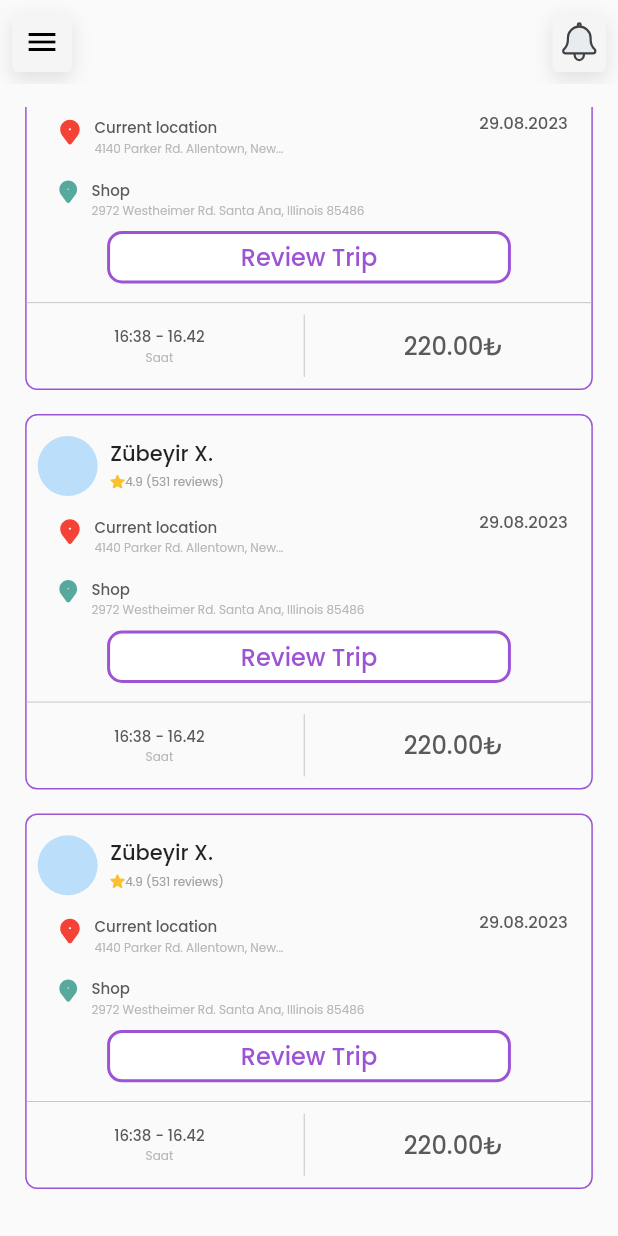
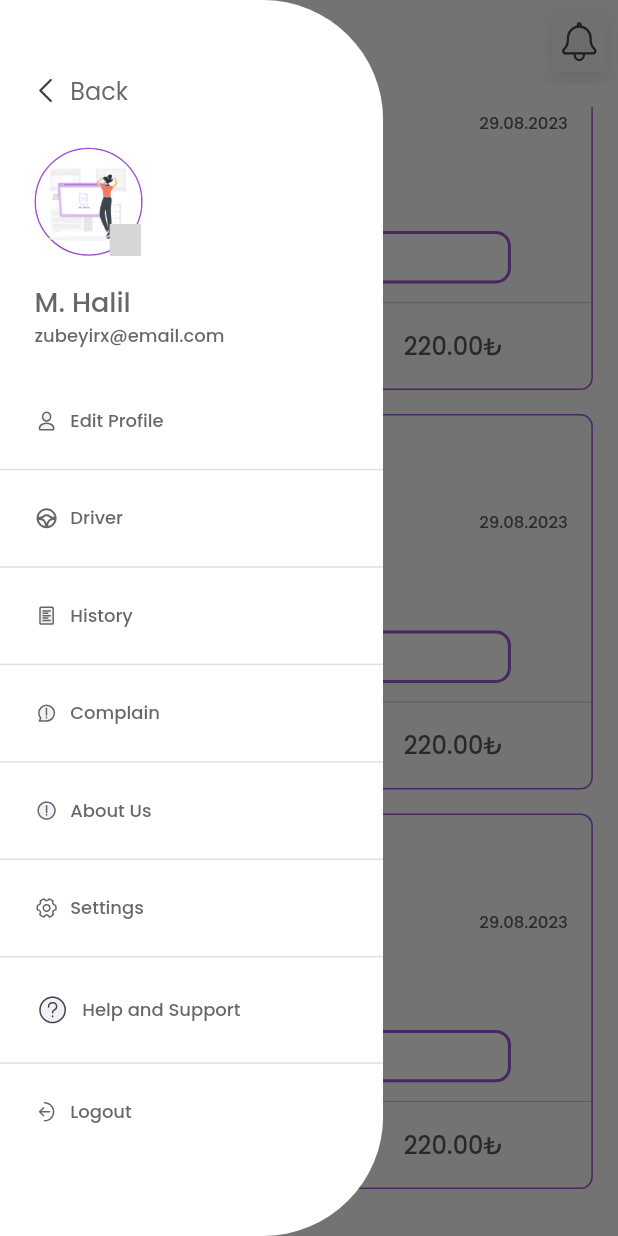
Before and after one commit to bilginfatih/shazy, a Flutter app: the HistoryUpcomingPage screen opened directly, scrolled down 328 dp, after a tap on the "menu" icon, on a phone screen of 412 x 824 dp. Run offline on Flutter 3.47's test engine with Material 2 defaults, Android fonts, the light colour scheme and no system bars; our stand-ins replace dio, flutter_svg, geolocator, google_fonts, google_maps_flutter, hexcolor and 4 more; missing offline and left inert: flutter_polyline_points; generated files the repository leaves out were written again; grey boxes are pictures that could not be loaded.

Commit message:
custom drawer added

```diff
--- a/lib/core/init/navigation/navigation_route_manager.dart
+++ b/lib/core/init/navigation/navigation_route_manager.dart
@@ -71,7 +71,7 @@ class NavigationRouteManager {
       case NavigationConstant.cancelRide:
         return _navigationToDefault(const CancelRidePage(), args);
       case NavigationConstant.historyUpcoming:
-        return _navigationToDefault(const HistoryUpcomingPage(), args);
+        return _navigationToDefault(HistoryUpcomingPage(), args);
       case NavigationConstant.wallet:
         return _navigationToDefault(const WalletPage(), args);
       case NavigationConstant.offer:
--- a/lib/pages/history/history_upcoming_page.dart
+++ b/lib/pages/history/history_upcoming_page.dart
@@ -6,15 +6,22 @@ import 'package:shazy/utils/extensions/context_extension.dart';
 import 'package:shazy/utils/theme/themes.dart';
 import 'package:shazy/widgets/app_bars/custom_app_bar.dart';
 import 'package:shazy/widgets/buttons/secondary_button.dart';
+import 'package:shazy/widgets/drawer/custom_drawer.dart';
 import 'package:shazy/widgets/padding/base_padding.dart';
 
+
 class HistoryUpcomingPage extends StatelessWidget {
-  const HistoryUpcomingPage({super.key});
+  HistoryUpcomingPage({super.key});
+  final GlobalKey<ScaffoldState> _scaffoldKey = GlobalKey<ScaffoldState>();
 
   @override
   Widget build(BuildContext context) {
     return Scaffold(
-      appBar: CustomAppBar(context: context),
+      key: _scaffoldKey,
+      appBar: CustomAppBar(
+        context: context,
+        scaffoldKey: _scaffoldKey,
+      ),
       body: BasePadding(
         context: context,
         child: ListView(
@@ -25,6 +32,11 @@ class HistoryUpcomingPage extends StatelessWidget {
             _buildContainer(context),
           ],
         ),
+      ),
+      drawer: CustomDrawer(
+        context: context,
+        name: 'M. Halil',
+        email: 'zubeyirx@email.com',
       ),
     );
   }
--- a/lib/pages/notification/notification_page.dart
+++ b/lib/pages/notification/notification_page.dart
@@ -6,6 +6,31 @@ import 'package:shazy/widgets/padding/base_padding.dart';
 
 class NotificationPage extends StatelessWidget {
   const NotificationPage({super.key});
+
+  Container _buildContainer(
+          BuildContext context, String title, String subtitle) =>
+      Container(
+        decoration: BoxDecoration(
+            color: context.isLight ? Colors.white : HexColor('#35383F'),
+            borderRadius: BorderRadius.circular(10)),
+        child: Padding(
+          padding: const EdgeInsets.symmetric(vertical: 8, horizontal: 10),
+          child: ListTile(
+            title: Text(
+              title,
+              style: context.textStyle.subheadLargeSemibold.copyWith(
+                  color: context.isLight ? HexColor('#121212') : Colors.white),
+            ),
+            subtitle: Text(
+              subtitle,
+              style: context.textStyle.bodySmallRegular.copyWith(
+                color:
+                    context.isLight ? HexColor('#898989') : HexColor('#D0D0D0'),
+              ),
+            ),
+          ),
+        ),
+      );
 
   @override
   Widget build(BuildContext context) {
@@ -21,32 +46,8 @@ class NotificationPage extends StatelessWidget {
           itemBuilder: (BuildContext context, int index) {
             return Padding(
               padding: const EdgeInsets.only(bottom: 8.0),
-              child: Container(
-                decoration: BoxDecoration(
-                    color: context.isLight ? Colors.white : HexColor('#35383F'),
-                    borderRadius: BorderRadius.circular(10)),
-                child: Padding(
-                  padding:
-                      const EdgeInsets.symmetric(vertical: 8, horizontal: 10),
-                  child: ListTile(
-                    title: Text(
-                      'Payment Successfully!',
-                      style: context.textStyle.subheadLargeSemibold.copyWith(
-                          color: context.isLight
-                              ? HexColor('#121212')
-                              : Colors.white),
-                    ),
-                    subtitle: Text(
-                      'Lorem ipsum dolor sit amet consectetur. Ultrici es tincidunt eleifend vitae',
-                      style: context.textStyle.bodySmallRegular.copyWith(
-                        color: context.isLight
-                            ? HexColor('#898989')
-                            : HexColor('#D0D0D0'),
-                      ),
-                    ),
-                  ),
-                ),
-              ),
+              child: _buildContainer(context, 'Payment Successfully!',
+                  'Lorem ipsum dolor sit amet consectetur. Ultrici es tincidunt eleifend vitae'),
             );
           },
         ),
--- a/lib/utils/constants/navigation_constant.dart
+++ b/lib/utils/constants/navigation_constant.dart
@@ -27,7 +27,7 @@ mixin NavigationConstant {
   static const cancelRide = '/cancelRide';
 
   // History
-  static const historyUpcoming = '/historyUpcoming';
+  static const historyUpcoming = '/';
 
   // Wallet
   static const wallet = '/wallet';
@@ -36,5 +36,5 @@ mixin NavigationConstant {
   static const offer = '/offer';
 
   // notification
-  static const notification = '/';
+  static const notification = '/notification';
 }
--- a/lib/utils/extensions/context_extension.dart
+++ b/lib/utils/extensions/context_extension.dart
@@ -12,6 +12,10 @@ extension ContextExtension on BuildContext {
 
   double responsiveWidth(double value) => (value * width) / 393.0;
 
+  double customeHeight(double value) => height * value;
+
+  double customWidth(double value) => width * value;
+
   Brightness get currentBrightness => Theme.of(this).brightness;
 
   bool get isLight => currentBrightness == Brightness.light;
--- a/lib/utils/theme/themes.dart
+++ b/lib/utils/theme/themes.dart
@@ -18,6 +18,7 @@ class AppThemes {
   static Color primary100 = HexColor('#E0CAF2');
   static Color success700 = HexColor('#388E3D');
   static Color error700 = HexColor('#D32F2F');
+  static Color darkBg = HexColor('#1F212A');
 
   static ThemeData lightTheme = ThemeData(
     primaryColor: ThemeData.light().scaffoldBackgroundColor,
--- a/lib/widgets/app_bars/custom_app_bar.dart
+++ b/lib/widgets/app_bars/custom_app_bar.dart
@@ -6,6 +6,7 @@ import '../buttons/shadow_button.dart';
 class CustomAppBar extends AppBar {
   CustomAppBar({
     Key? key,
+    GlobalKey<ScaffoldState>? scaffoldKey,
     required BuildContext context,
   }) : super(
           key: key,
@@ -20,7 +21,9 @@ class CustomAppBar extends AppBar {
                 Icons.menu,
                 color: Colors.black,
               ),
-              onTap: () {},
+              onTap: () {
+                scaffoldKey?.currentState?.openDrawer();
+              },
             ),
           ),
           actions: [
--- /dev/null
+++ b/lib/widgets/drawer/custom_drawer.dart
@@ -0,0 +1,189 @@
+import 'package:flutter/material.dart';
+import 'package:flutter_svg/svg.dart';
+import 'package:hexcolor/hexcolor.dart';
+import 'package:shazy/utils/extensions/context_extension.dart';
+
+import '../../core/init/navigation/navigation_manager.dart';
+import '../../utils/theme/themes.dart';
+
+class CustomDrawer extends SizedBox {
+  CustomDrawer({
+    Key? key,
+    required BuildContext context,
+    required String name,
+    required String email,
+  }) : super(
+          key: key,
+          width: context.customWidth(0.62),
+          child: ClipRRect(
+            borderRadius: const BorderRadius.only(
+                topRight: Radius.circular(80),
+                bottomRight: Radius.circular(80)),
+            child: Drawer(
+              backgroundColor:
+                  context.isLight ? Colors.white : AppThemes.darkBg,
+              child: ListView(
+                padding: EdgeInsets.zero,
+                children: [
+                  Padding(
+                    padding: EdgeInsets.only(
+                      top: context.responsiveHeight(50),
+                      left: context.responsiveWidth(18),
+                    ),
+                    child: GestureDetector(
+                      onTap: () {
+                        NavigationManager.instance.navigationToPop();
+                      },
+                      child: Row(
+                        children: [
+                          context.isLight
+                              ? SvgPicture.asset('assets/svg/angle-left.svg')
+                              : SvgPicture.asset(
+                                  'assets/svg/angle-left_white.svg'),
+                          const SizedBox(
+                            width: 4,
+                          ),
+                          Text(
+                            'Back',
+                            style: context.textStyle.subheadLargeRegular
+                                .copyWith(color: _getColor(context.isLight)),
+                          ),
+                        ],
+                      ),
+                    ),
+                  ),
+                  Padding(
+                    padding: EdgeInsets.only(
+                      top: context.responsiveHeight(27),
+                      left: context.responsiveWidth(22),
+                    ),
+                    child: Stack(
+                      children: [
+                        Container(
+                          decoration: BoxDecoration(
+                            shape: BoxShape.circle,
+                            border: Border.all(
+                              color: AppThemes.lightPrimary500,
+                              width: 1.0,
+                            ),
+                          ),
+                          child: CircleAvatar(
+                            radius: 35,
+                            child: Image.asset('assets/png/no_data.png'),
+                            backgroundColor: Colors.white,
+                          ),
+                        ),
+                        Positioned(
+                          left: 50,
+                          bottom: 0,
+                          child: SvgPicture.asset(
+                            'assets/svg/camera.svg',
+                            width: context.responsiveWidth(20),
+                          ),
+                        )
+                      ],
+                    ),
+                  ),
+                  Padding(
+                    padding: EdgeInsets.only(
+                      top: context.responsiveHeight(18),
+                      left: context.responsiveWidth(22),
+                    ),
+                    child: Text(
+                      name,
+                      style: context.textStyle.headlineSmallMedium
+                          .copyWith(color: _getColor(context.isLight)),
+                    ),
+                  ),
+                  Padding(
+                    padding: EdgeInsets.only(
+                      left: context.responsiveWidth(22),
+                    ),
+                    child: Text(
+                      email,
+                      style: context.textStyle.bodySmallMedium.copyWith(
+                          color: context.isLight
+                              ? HexColor('#414141').withOpacity(0.8)
+                              : AppThemes.hintTextNeutral),
+                    ),
+                  ),
+                  SizedBox(
+                    height: context.responsiveHeight(24),
+                  ),
+                  _buildTextRow(
+                      context, 'assets/svg/user.svg', 'Edit Profile', () {}),
+                  const Divider(
+                    thickness: 1,
+                  ),
+                  _buildTextRow(context, 'assets/svg/car.svg', 'Driver', () {}),
+                  const Divider(
+                    thickness: 1,
+                  ),
+                  _buildTextRow(
+                      context, 'assets/svg/history.svg', 'History', () {}),
+                  const Divider(
+                    thickness: 1,
+                  ),
+                  _buildTextRow(
+                      context, 'assets/svg/complain.svg', 'Complain', () {}),
+                  const Divider(
+                    thickness: 1,
+                  ),
+                  _buildTextRow(
+                      context, 'assets/svg/about-us.svg', 'About Us', () {}),
+                  const Divider(
+                    thickness: 1,
+                  ),
+                  _buildTextRow(
+                      context, 'assets/svg/settings.svg', 'Settings', () {}),
+                  const Divider(
+                    thickness: 1,
+                  ),
+                  _buildTextRow(context, 'assets/svg/help-support.svg',
+                      'Help and Support', () {}),
+                  const Divider(
+                    thickness: 1,
+                  ),
+                  _buildTextRow(
+                      context, 'assets/svg/logout.svg', 'Logout', () {}),
+                ],
+              ),
+            ),
+          ),
+        );
+
+  static Color _getColor(isLight) =>
+      isLight ? HexColor('#414141').withOpacity(0.8) : Colors.white;
+
+  static Padding _buildTextRow(
+      BuildContext context, String asset, String text, VoidCallback onTap) {
+    return Padding(
+      padding: EdgeInsets.only(
+        top: context.responsiveHeight(16),
+        bottom: context.responsiveHeight(16),
+        left: context.responsiveWidth(22),
+      ),
+      child: GestureDetector(
+        onTap: onTap,
+        child: Row(
+          children: [
+            SvgPicture.asset(
+              asset,
+              colorFilter: context.isLight
+                  ? null
+                  : ColorFilter.mode(Colors.white, BlendMode.srcIn),
+            ),
+            SizedBox(
+              width: context.responsiveHeight(8),
+            ),
+            Text(
+              text,
+              style: context.textStyle.labelSmallMedium
+                  .copyWith(color: _getColor(context.isLight)),
+            ),
+          ],
+        ),
+      ),
+    );
+  }
+}
```
Also changed, not shown: assets/svg/about-us.svg (added), assets/svg/car.svg (added), assets/svg/complain.svg (added), assets/svg/history.svg (added), assets/svg/logout.svg (added), assets/svg/settings.svg (added), assets/svg/user.svg (added).
